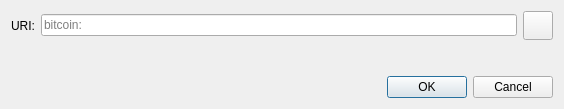
This is src/qt/forms/openuridialog.ui in dimmarvel/newbellcoin as Qt 5 draws it before an edit. The edited form follows.
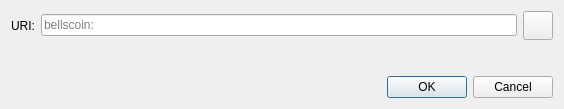
This is the edited form. Icons and pictures are not drawn. Custom widgets are drawn as their Qt base class.

```diff
--- a/src/qt/forms/openuridialog.ui
+++ b/src/qt/forms/openuridialog.ui
@@ -26,7 +26,7 @@
      <item>
       <widget class="QValidatedLineEdit" name="uriEdit">
        <property name="placeholderText">
-        <string notr="true">bitcoin:</string>
+        <string notr="true">bellscoin:</string>
        </property>
       </widget>
      </item>
```
Left out of the diff: 4 changed lines with no effect on the pictures.
